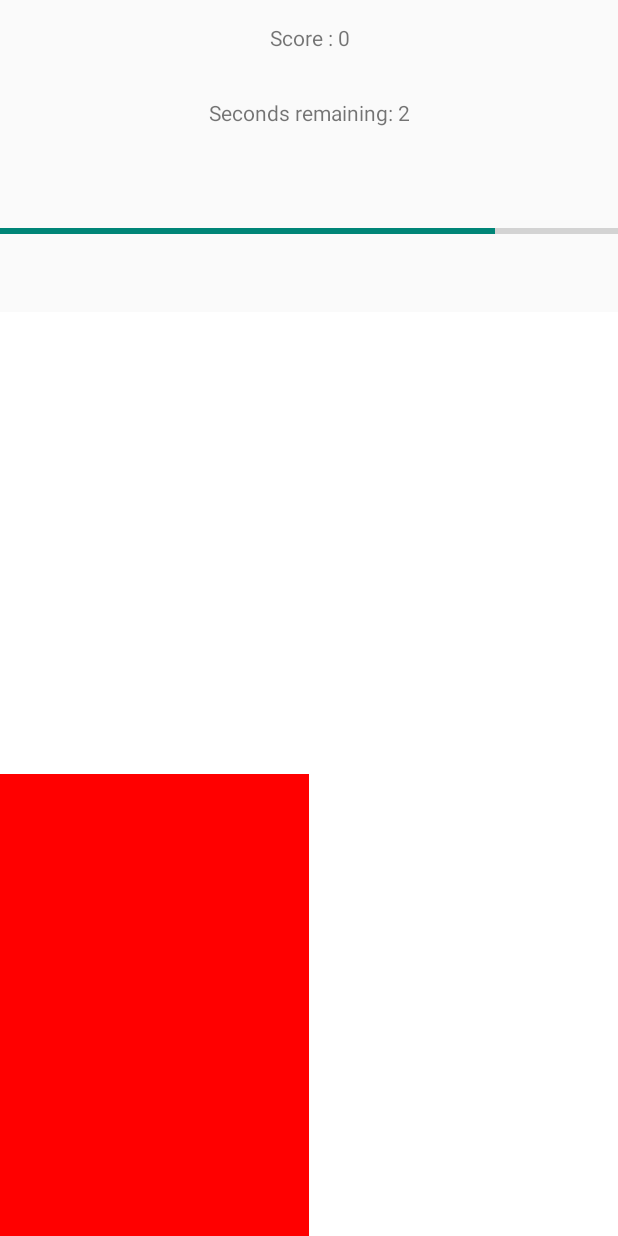
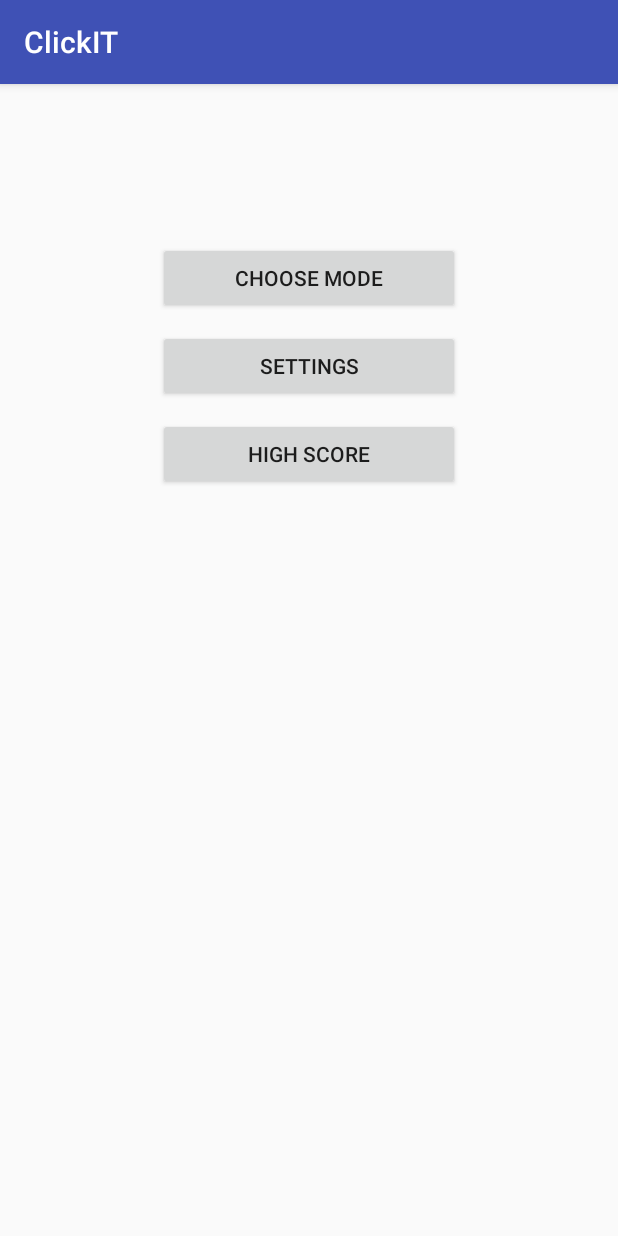
Before and after one commit to imhobo/spotAndTouch, an Android app: the screen it shows after launch (MainActivity before the commit, OptionsActivity after it), on a phone screen of 412 x 824 dp. Run offline under Robolectric (Android 15) with nearby library versions, the phone set to English and light mode, and no system bars.

Commit message:
Add menu and end game with different settings options

```diff
--- a/app/src/main/java/com/example/avantika/clickit/MainActivity.java
+++ b/app/src/main/java/com/example/avantika/clickit/GameActivity.java
@@ -1,5 +1,6 @@
 package com.example.avantika.clickit;
 
+import android.content.Intent;
 import android.graphics.Color;
 import android.os.CountDownTimer;
 import android.support.v7.app.AppCompatActivity;
@@ -12,33 +13,32 @@ import android.widget.TextView;
 import java.util.Random;
 
 
-public class MainActivity extends AppCompatActivity implements View.OnClickListener {
+public class GameActivity extends AppCompatActivity implements View.OnClickListener {
 
 
     int score = 0;
     TextView tvCount, tvScore;
-    int orderGrid = 2;
+    public static int orderGrid = 2;
     LinearLayout[][] verLayout;
     int cur;
     int prev;
     String selectedColor = "#FF0000";
     String backColor = "#FFFFFF";
     ProgressBar pb;
-    int totalTime;
+    public static int totalTime = 15;
+
 
     //@RequiresApi(api = Build.VERSION_CODES.JELLY_BEAN)
     @Override
     public void onCreate(Bundle savedInstanceState) {
 
         super.onCreate(savedInstanceState);
-        setContentView( R.layout.activity_main );
+        setContentView( R.layout.activity_game);
 
         //tv = (TextView) findViewById(R.id.tv);
         tvCount = (TextView) findViewById(R.id.countdown);
         tvScore = (TextView) findViewById(R.id.score);
         tvScore.setText(getResources().getString(R.string.score) + " " + Integer.toString(score));
-
-        totalTime = 10; // in seconds
 
 
 //        Display display = getWindowManager().getDefaultDisplay();
@@ -95,6 +95,10 @@ public class MainActivity extends AppCompatActivity implements View.OnClickListe
                 tvCount.setText("Seconds remaining: " + Long.toString(timeRemaining));
                 float percentageProgressBar = (((float) totalTime - (float) timeRemaining)/totalTime) * 100;
                 pb.setProgress((int) percentageProgressBar);
+                Intent myIntent = new Intent(GameActivity.this, EndGame.class);
+                myIntent.putExtra("score", Integer.toString(score)); //Optional parameters
+                GameActivity.this.startActivity(myIntent);
+                finish();
             }
 
         }.start();
--- /dev/null
+++ b/app/src/main/java/com/example/avantika/clickit/OptionsActivity.java
@@ -0,0 +1,46 @@
+package com.example.avantika.clickit;
+
+import android.content.Intent;
+import android.support.v7.app.AppCompatActivity;
+import android.os.Bundle;
+import android.view.View;
+import android.widget.Button;
+import android.widget.Toast;
+
+public class OptionsActivity extends AppCompatActivity {
+
+    @Override
+    protected void onCreate(Bundle savedInstanceState) {
+        super.onCreate(savedInstanceState);
+        setContentView(R.layout.activity_options);
+
+        Button mode, settings, highScore;
+        mode = (Button) findViewById(R.id.choose_mode);
+        settings = (Button) findViewById(R.id.settings);
+        highScore = (Button) findViewById(R.id.high_score);
+
+        mode.setOnClickListener(new View.OnClickListener() {
+            @Override
+            public void onClick(View view) {
+                Intent myIntent = new Intent(OptionsActivity.this, ChooseMode.class);
+                OptionsActivity.this.startActivity(myIntent);
+                finish();
+            }
+        });
+
+        settings.setOnClickListener(new View.OnClickListener() {
+            @Override
+            public void onClick(View view) {
+                Intent myIntent = new Intent(OptionsActivity.this, SettingsActivity.class);
+                OptionsActivity.this.startActivity(myIntent);
+            }
+        });
+
+        highScore.setOnClickListener(new View.OnClickListener() {
+            @Override
+            public void onClick(View view) {
+                Toast.makeText(OptionsActivity.this, "Go make your own.", Toast.LENGTH_LONG).show();
+            }
+        });
+    }
+}
--- /dev/null
+++ b/app/src/main/res/drawable/custom_border.xml
@@ -0,0 +1,6 @@
+<?xml version="1.0" encoding="UTF-8"?>
+<shape xmlns:android="http://schemas.android.com/apk/res/android" android:shape="rectangle">
+    <corners android:radius="20dp"/>
+    <padding android:left="10dp" android:right="10dp" android:top="10dp" android:bottom="10dp"/>
+    <stroke android:width="1dp" android:color="#CCCCCC"/>
+</shape>
--- a/app/src/main/res/layout/activity_main.xml
+++ b/app/src/main/res/layout/activity_game.xml
@@ -6,7 +6,7 @@
     android:layout_height="match_parent"
     android:weightSum="1"
     android:orientation="vertical"
-    tools:context="com.example.avantika.clickit.MainActivity" >
+    tools:context="com.example.avantika.clickit.GameActivity" >
 
     <LinearLayout
         android:id="@+id/lltop"
@@ -43,6 +43,8 @@
         android:id="@+id/llgrid"
         android:layout_width="match_parent"
         android:layout_height="wrap_content"
+        android:padding="10dp"
+        android:background="@drawable/custom_border"
         android:orientation="vertical"
         android:layout_weight="0.8">
 
--- /dev/null
+++ b/app/src/main/res/layout/activity_options.xml
@@ -0,0 +1,38 @@
+<?xml version="1.0" encoding="utf-8"?>
+<LinearLayout xmlns:android="http://schemas.android.com/apk/res/android"
+    xmlns:tools="http://schemas.android.com/tools"
+    android:id="@+id/linear1"
+    android:layout_width="match_parent"
+    android:layout_height="match_parent"
+    android:orientation="vertical"
+    android:layout_margin="100dp"
+    tools:context="com.example.avantika.clickit.EndGame">
+
+    <Button
+        android:id="@+id/choose_mode"
+        android:text="Choose Mode"
+        android:padding="4dp"
+        android:layout_margin="5dp"
+        android:gravity="center"
+        android:layout_width="match_parent"
+        android:layout_height="wrap_content"/>
+
+    <Button
+        android:id="@+id/settings"
+        android:text="Settings"
+        android:padding="4dp"
+        android:layout_margin="5dp"
+        android:gravity="center"
+        android:layout_width="match_parent"
+        android:layout_height="wrap_content"/>
+
+    <Button
+        android:id="@+id/high_score"
+        android:text="High Score"
+        android:padding="4dp"
+        android:layout_margin="5dp"
+        android:gravity="center"
+        android:layout_width="match_parent"
+        android:layout_height="wrap_content"/>
+
+</LinearLayout>
```
Also changed, not shown: app/src/main/AndroidManifest.xml (+9 -1 lines), app/src/main/java/com/example/avantika/clickit/ChooseMode.java (added, +27 -0 lines), app/src/main/java/com/example/avantika/clickit/EndGame.java (added, +45 -0 lines), app/src/main/java/com/example/avantika/clickit/SettingsActivity.java (added, +88 -0 lines), app/src/main/res/layout/activity_choose_mode.xml (added, +20 -0 lines), app/src/main/res/layout/activity_end_game.xml (added, +38 -0 lines), app/src/main/res/layout/activity_settings.xml (added, +59 -0 lines), app/src/main/res/values/strings.xml (+9 -0 lines).
